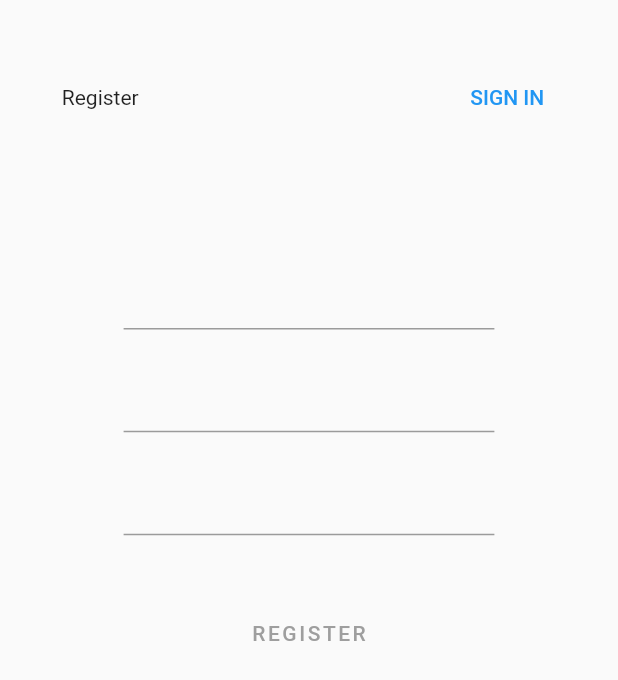
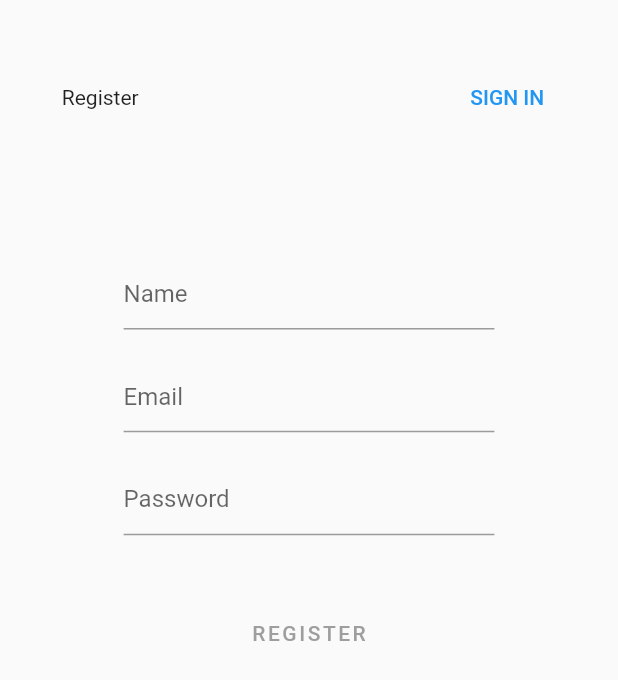
Before and after one commit to nataniayp/plEASE, a Flutter app: the screen it shows after launch, after a tap on "REGISTER", on a phone screen of 412 x 824 dp. Shown: the top 680 px of the screen. Run offline on Flutter 3.47's test engine with Material 2 defaults, Android fonts, the phone set to English and light mode, and no system bars; our stand-ins replace firebase_auth; accounts and stored records are empty.

Commit message:
added textinputdecoration

```diff
--- a/lib/screens/authenticate/register.dart
+++ b/lib/screens/authenticate/register.dart
@@ -53,6 +53,7 @@ class _RegisterState extends State<Register> {
                         height: 0.1 * size.width,
                       ),
                       TextFormField(
+                        decoration: InputDecoration(hintText: "Name"),
                         validator: (val) => val.isEmpty
                             ? 'Enter a name'
                             : null,
@@ -64,6 +65,7 @@ class _RegisterState extends State<Register> {
                         height: 0.05 * size.width,
                       ),
                       TextFormField(
+                        decoration: InputDecoration(hintText: "Email"),
                         validator: (val) => val.isEmpty
                             ? 'Enter an email'
                             : null,
@@ -75,6 +77,7 @@ class _RegisterState extends State<Register> {
                         height: 0.05 * size.width,
                       ),
                       TextFormField(
+                        decoration: InputDecoration(hintText: "Password"),
                         validator: (val) => val.isEmpty
                             ? 'Enter a password'
                             : null,
--- a/lib/screens/authenticate/sign_in.dart
+++ b/lib/screens/authenticate/sign_in.dart
@@ -55,6 +55,7 @@ class _SignInState extends State<SignIn> {
                       height: 0.1 * size.width,
                     ),
                     TextFormField(
+                      decoration: InputDecoration(hintText: "Email"),
                       validator: (val) => val.isEmpty
                           ? 'Enter an email'
                           : null,
@@ -66,6 +67,7 @@ class _SignInState extends State<SignIn> {
                       height: 0.05 * size.width,
                     ),
                     TextFormField(
+                      decoration: InputDecoration(hintText: "Password"),
                       validator: (val) => val.isEmpty
                           ? 'Enter a password'
                           : null,
```
